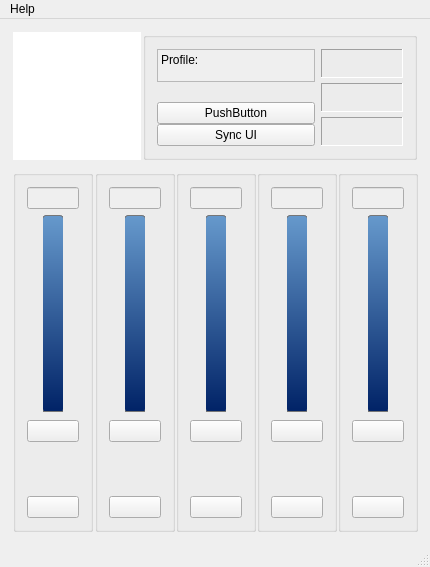
First picture: the form in gui_mainwindow.ui, repository Shub77/phoebetria-code, before the edit.
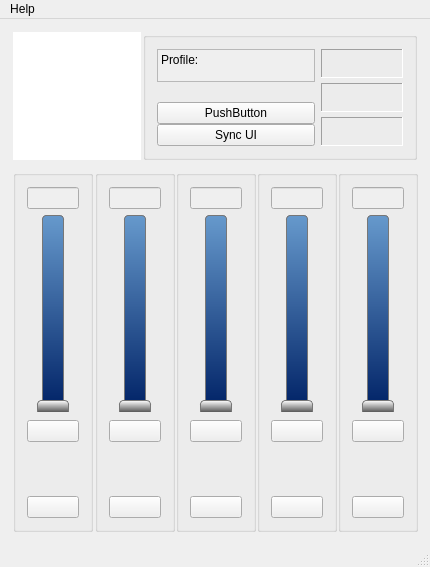
Second picture: the form after the edit. Icons and pictures are not drawn.

What changed in the file:
```diff
--- a/gui_mainwindow.ui
+++ b/gui_mainwindow.ui
@@ -653,7 +653,7 @@
               <bool>false</bool>
              </property>
              <property name="sizePolicy">
-              <sizepolicy hsizetype="Fixed" vsizetype="Expanding">
+              <sizepolicy hsizetype="Expanding" vsizetype="Expanding">
                <horstretch>0</horstretch>
                <verstretch>0</verstretch>
               </sizepolicy>
@@ -673,12 +673,11 @@
  }
 
  QSlider#ctrl_channel1speedSlider::handle:vertical {
-	 background-image: url(:/Images/slider_toggle.png);
- 	width:35px;
- 	height:20px;
- 	margin:-7px;
- 	border:0px;
- 	padding:0px;
+	background-color: qlineargradient(spread:pad, x1:1, y1:1.1, x2:1, y2:0, stop:0 #000, stop:1 #FFF);
+ 	height:15px;
+ 	margin:-6px;
+ 	border:1px solid #777;
+	border-radius:4px;
  }
 
  QSlider#ctrl_channel1speedSlider::add-page:vertical {
@@ -934,7 +933,7 @@
               <bool>false</bool>
              </property>
              <property name="sizePolicy">
-              <sizepolicy hsizetype="Fixed" vsizetype="Expanding">
+              <sizepolicy hsizetype="Expanding" vsizetype="Expanding">
                <horstretch>0</horstretch>
                <verstretch>0</verstretch>
               </sizepolicy>
@@ -954,12 +953,11 @@
  }
 
  QSlider#ctrl_channel2speedSlider::handle:vertical {
-	 background-image: url(:/Images/slider_toggle.png);
- 	width:35px;
- 	height:20px;
- 	margin:-7px;
- 	border:0px;
- 	padding:0px;
+	background-color: qlineargradient(spread:pad, x1:1, y1:1.1, x2:1, y2:0, stop:0 #000, stop:1 #FFF);
+ 	height:15px;
+ 	margin:-6px;
+ 	border:1px solid #777;
+	border-radius:4px;
  }
 
  QSlider#ctrl_channel2speedSlider::add-page:vertical {
@@ -1218,7 +1216,7 @@
               <bool>false</bool>
              </property>
              <property name="sizePolicy">
-              <sizepolicy hsizetype="Fixed" vsizetype="Expanding">
+              <sizepolicy hsizetype="Expanding" vsizetype="Expanding">
                <horstretch>0</horstretch>
                <verstretch>0</verstretch>
               </sizepolicy>
@@ -1238,12 +1236,11 @@
  }
 
  QSlider#ctrl_channel3speedSlider::handle:vertical {
-	 background-image: url(:/Images/slider_toggle.png);
- 	width:35px;
- 	height:20px;
- 	margin:-7px;
- 	border:0px;
- 	padding:0px;
+	background-color: qlineargradient(spread:pad, x1:1, y1:1.1, x2:1, y2:0, stop:0 #000, stop:1 #FFF);
+ 	height:15px;
+ 	margin:-6px;
+ 	border:1px solid #777;
+	border-radius:4px;
  }
 
  QSlider#ctrl_channel3speedSlider::add-page:vertical {
@@ -1502,7 +1499,7 @@
               <bool>false</bool>
              </property>
              <property name="sizePolicy">
-              <sizepolicy hsizetype="Fixed" vsizetype="Expanding">
+              <sizepolicy hsizetype="Expanding" vsizetype="Expanding">
                <horstretch>0</horstretch>
                <verstretch>0</verstretch>
               </sizepolicy>
@@ -1522,12 +1519,11 @@
  }
 
  QSlider#ctrl_channel4speedSlider::handle:vertical {
-	 background-image: url(:/Images/slider_toggle.png);
- 	width:35px;
- 	height:20px;
- 	margin:-7px;
- 	border:0px;
- 	padding:0px;
+	background-color: qlineargradient(spread:pad, x1:1, y1:1.1, x2:1, y2:0, stop:0 #000, stop:1 #FFF);
+ 	height:15px;
+ 	margin:-6px;
+ 	border:1px solid #777;
+	border-radius:4px;
  }
 
  QSlider#ctrl_channel4speedSlider::add-page:vertical {
@@ -1786,7 +1782,7 @@
               <bool>false</bool>
              </property>
              <property name="sizePolicy">
-              <sizepolicy hsizetype="Fixed" vsizetype="Expanding">
+              <sizepolicy hsizetype="Expanding" vsizetype="Expanding">
                <horstretch>0</horstretch>
                <verstretch>0</verstretch>
               </sizepolicy>
@@ -1806,12 +1802,11 @@
  }
 
  QSlider#ctrl_channel5speedSlider::handle:vertical {
-	 background-image: url(:/Images/slider_toggle.png);
- 	width:35px;
- 	height:20px;
- 	margin:-7px;
- 	border:0px;
- 	padding:0px;
+	background-color: qlineargradient(spread:pad, x1:1, y1:1.1, x2:1, y2:0, stop:0 #000, stop:1 #FFF);
+ 	height:15px;
+ 	margin:-6px;
+ 	border:1px solid #777;
+	border-radius:4px;
  }
 
  QSlider#ctrl_channel5speedSlider::add-page:vertical {
```
